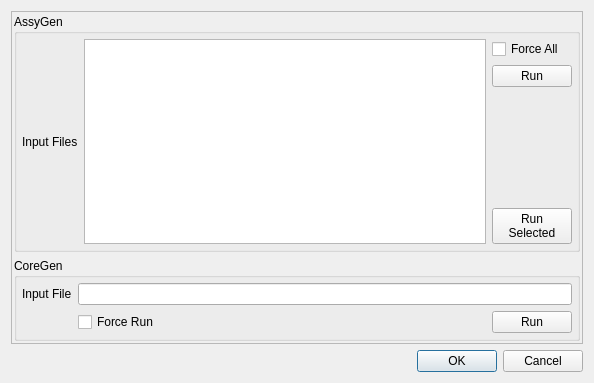
The window that Application/qExporterDialog.ui (Sprunth/RGG) describes before a commit, drawn with Qt 5.
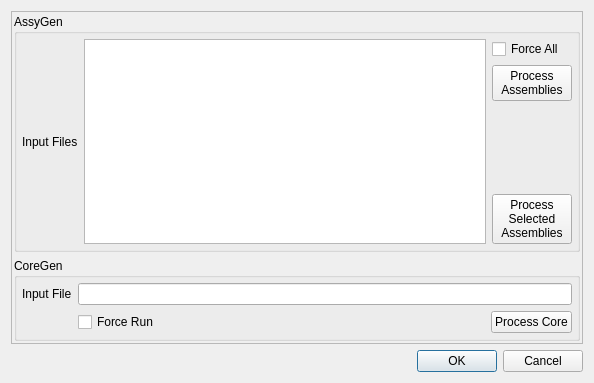
The same window after the commit.

Patch:
```diff
--- a/Application/qExporterDialog.ui
+++ b/Application/qExporterDialog.ui
@@ -64,7 +64,8 @@
            <item>
             <widget class="QPushButton" name="runAssy">
              <property name="text">
-              <string>Run</string>
+              <string>Process
+Assemblies</string>
              </property>
             </widget>
            </item>
@@ -84,8 +85,9 @@
            <item>
             <widget class="QPushButton" name="runSelectedAssy">
              <property name="text">
-              <string>Run
-Selected</string>
+              <string>Process
+Selected
+Assemblies</string>
              </property>
             </widget>
            </item>
@@ -148,7 +150,7 @@
            <item>
             <widget class="QPushButton" name="runCore">
              <property name="text">
-              <string>Run</string>
+              <string>Process Core</string>
              </property>
             </widget>
            </item>
```
